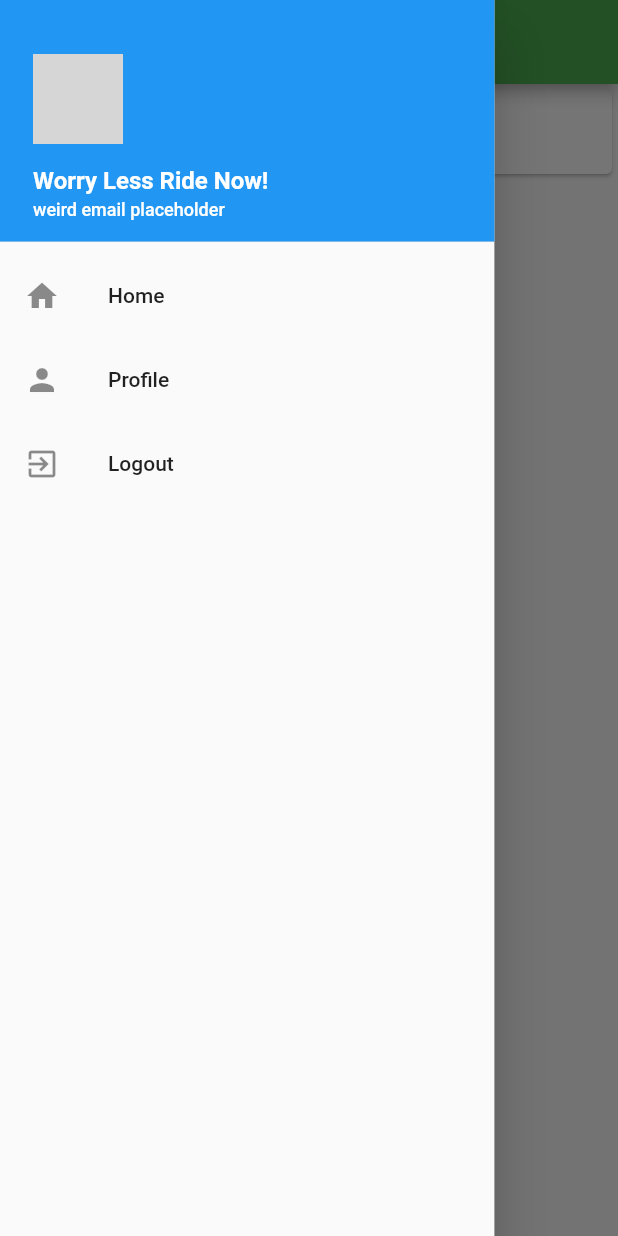
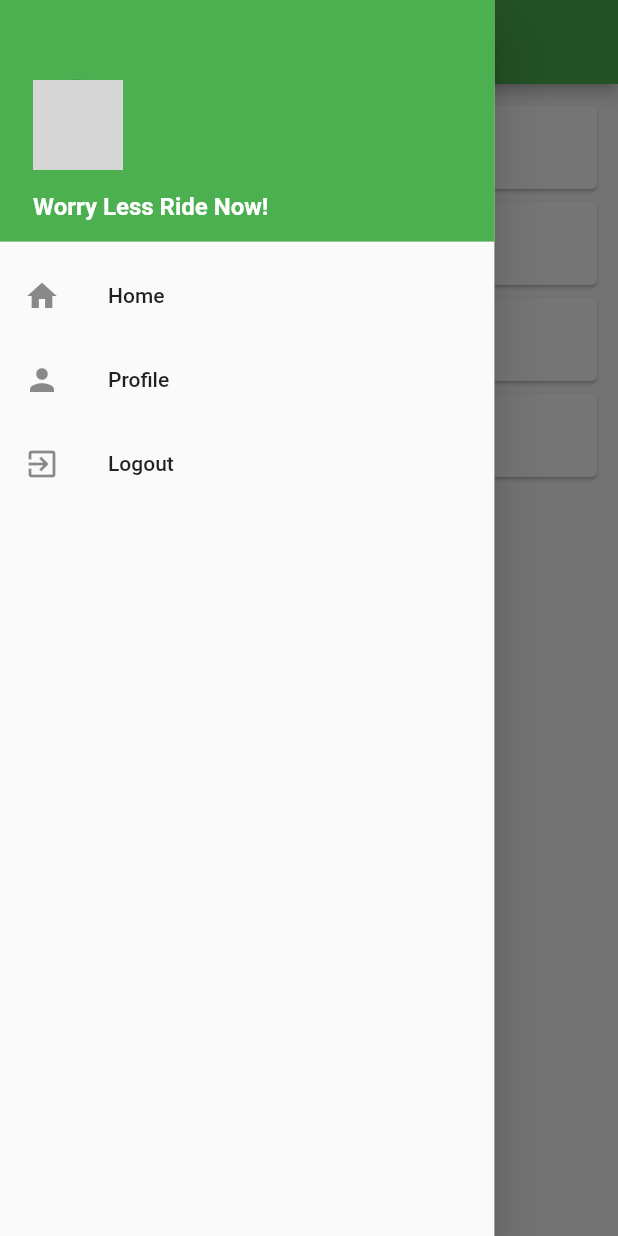
Before and after one commit to 191399r/MAD-Project3, a Flutter app: the screen it shows after launch, with the side drawer open, on a phone screen of 412 x 824 dp. Run offline on Flutter 3.47's test engine with Material 2 defaults, Android fonts, the phone set to English and light mode, and no system bars; network calls fail; grey boxes are pictures that could not be loaded.

```diff
--- a/myfirstapp/lib/Home.dart
+++ b/myfirstapp/lib/Home.dart
@@ -4,19 +4,23 @@ import 'nestapi.dart';
 class Home extends StatelessWidget {
 
   List<Value> BStops = [
-    Value(busStopCode: '01012',roadName: 'Victoria St', description: 'Hotel Grand Pacific'),
+    Value(busStopCode: '01012',roadName: 'Victoria St', description: 'Hotel Grand Pacific', latitude: 1.29684825487647, longitude: 103.85253591654006),
+    Value(busStopCode: '01013',roadName: 'Victoria St', description: 'St. Joseph\'s Ch', latitude: 1.29770970610083, longitude: 103.8532247463225),
+    Value(busStopCode: '01019',roadName: 'Victoria St', description: 'Bras Basah Cplx', latitude: 1.29698951191332, longitude: 103.85302201172507),
+    Value(busStopCode: '01029',roadName: 'Nth Bridge Rd', description: 'opp Natl Lib', latitude: 1.2966729849642, longitude: 103.85441422464267),
   ];
 
   @override
   Widget build(BuildContext context) {
     return Scaffold(
       body: ListView.builder(
+          padding: EdgeInsets.all(10.0),
         itemCount: BStops.length,
         itemBuilder: (context, index){
           return Card(
             child:ListTile(
               onTap: () {},
-              title:Text(BStops[index].roadName),
+              title:Text(BStops[index].busStopCode +'   '+ BStops[index].description),
             )
           );
         }
--- a/myfirstapp/lib/drawer.dart
+++ b/myfirstapp/lib/drawer.dart
@@ -13,7 +13,7 @@ class MyDrawer extends StatelessWidget {
           crossAxisAlignment:CrossAxisAlignment.stretch,
           children:<Widget>[
             DrawerHeader(
-              decoration:BoxDecoration(color:Colors.blue),
+              decoration:BoxDecoration(color:Colors.green),
               child:Padding(
                 padding:EdgeInsets.all(6),
                 child:Column(
@@ -24,14 +24,13 @@ class MyDrawer extends StatelessWidget {
                       width:60,
                       height:60,
                       child:CircleAvatar(
-                        backgroundImage:AssetImage('images/superhero.jpg'),
-                      ),
+                        radius: 100.0,
+                        backgroundImage:
+                        NetworkImage('https://apprecs.org/gp/images/app-icons/300/d8/com.jerry.sbsNextBus.jpg'),
+                      )
                     ),
                     SizedBox(height:15,),
                     Text('Worry Less Ride Now!', style:TextStyle(fontSize:16,fontWeight:FontWeight.bold,color:Colors.white),
-                    ),
-                    SizedBox(height:3,),
-                    Text('weird email placeholder', style:TextStyle(fontSize:12,color:Colors.white),
                     ),
                   ],
                 ),
```
Also changed, not shown: myfirstapp/images/about.jpg (added), myfirstapp/images/bus.jpg (added), myfirstapp/images/busicon.jpg (added), myfirstapp/images/inaction.jpg (added).
